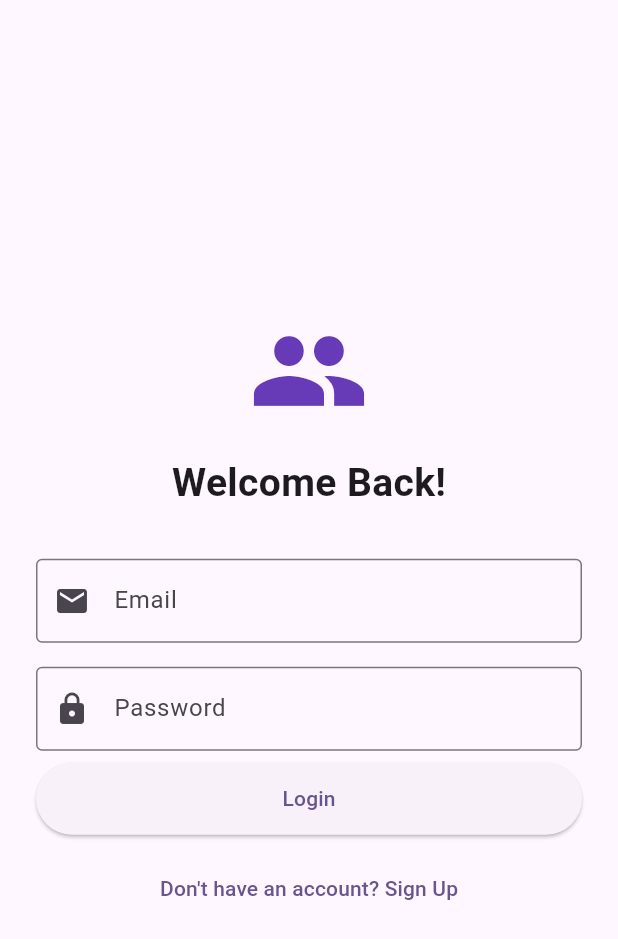
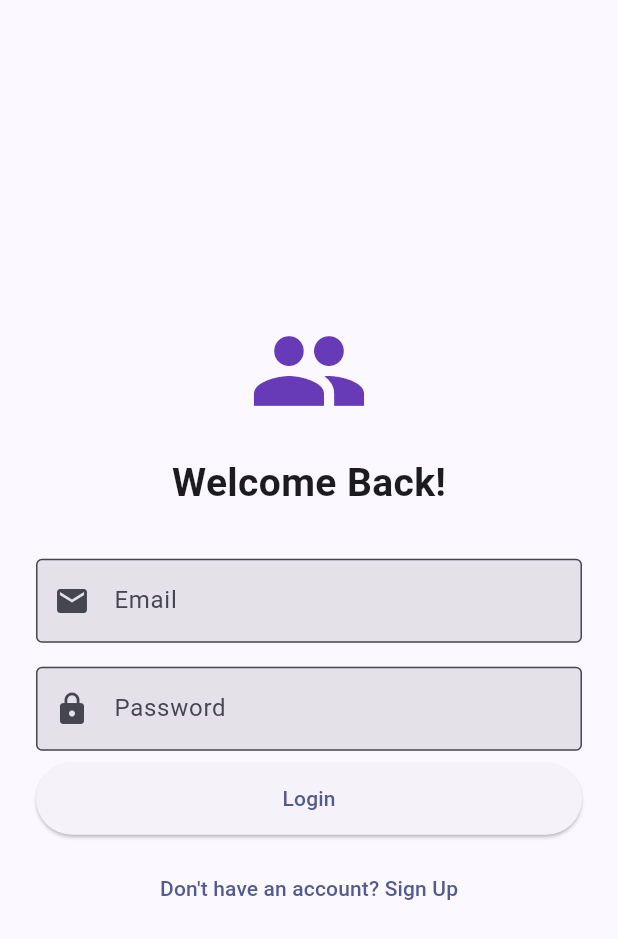
Before and after one commit to withshafan/intern_connect, a Flutter app: the screen it shows after launch, on a phone screen of 412 x 824 dp. Shown: the top 939 px of the screen. Run offline on Flutter 3.47's test engine with Material 3 defaults, Android fonts, the light colour scheme and no system bars; our stand-ins replace chewie, cloud_firestore, firebase_auth, firebase_core, firebase_storage, image_picker and 1 more; accounts and stored records are empty.

Commit message:
Auto-commit: 2026-07-01 18:50:11

```diff
--- a/lib/main.dart
+++ b/lib/main.dart
@@ -1,6 +1,7 @@
 import 'package:flutter/material.dart';
 import 'package:firebase_core/firebase_core.dart';
 import 'package:intern_connect/screens/splash_screen.dart';
+import 'package:intern_connect/theme/app_theme.dart';
 
 void main() async {
   WidgetsFlutterBinding.ensureInitialized();
@@ -16,10 +17,9 @@ class InternConnectApp extends StatelessWidget {
     return MaterialApp(
       title: 'InternConnect',
       debugShowCheckedModeBanner: false,
-      theme: ThemeData(
-        colorScheme: ColorScheme.fromSeed(seedColor: Colors.deepPurple),
-        useMaterial3: true,
-      ),
+      theme: AppTheme.light(),
+      themeMode: ThemeMode.system,
+      darkTheme: ThemeData(useMaterial3: true, brightness: Brightness.dark),
       home: const SplashScreen(),
     );
   }
```
